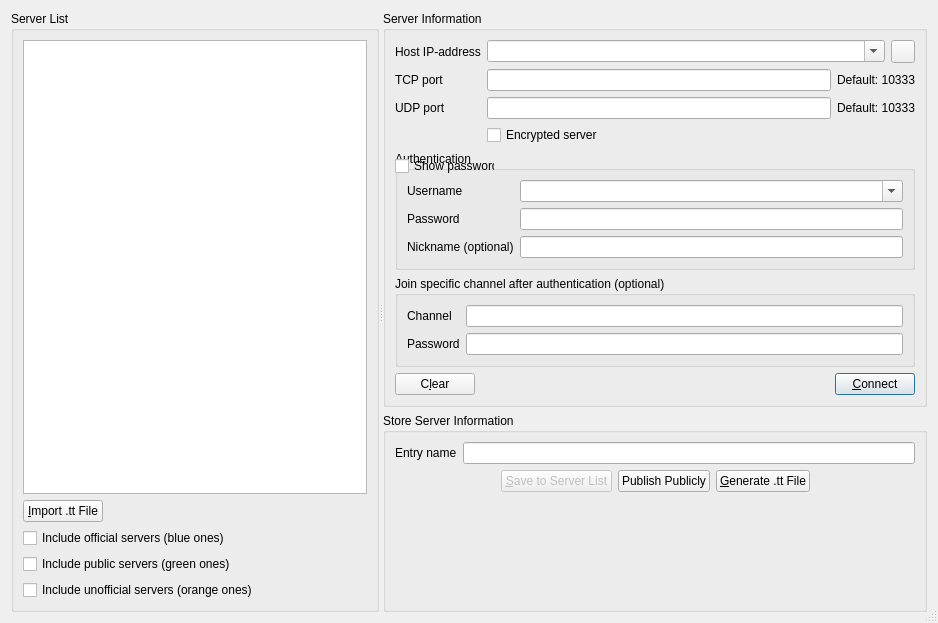
Before: the Qt Designer form Client/qtTeamTalk/serverlist.ui in BearWare/TeamTalk5, drawn with Qt 5.
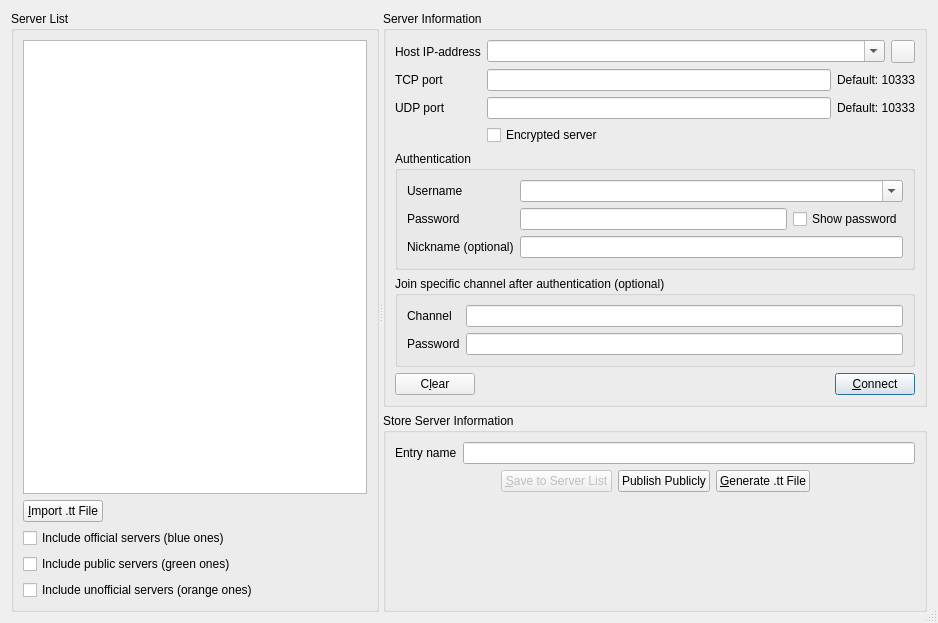
After: the same form once the commit is applied. Icons and pictures are not drawn. Custom widgets are drawn as their Qt base class.

Commit message: Fix layout for 'Show Password'

What changed in the file:
```diff
--- a/Client/qtTeamTalk/serverlist.ui
+++ b/Client/qtTeamTalk/serverlist.ui
@@ -231,18 +231,22 @@
               </widget>
              </item>
              <item row="1" column="1">
+              <layout class="QHBoxLayout" name="horizontalLayout_7">
+               <item>
               <widget class="QLineEdit" name="passwordEdit">
                <property name="echoMode">
                 <enum>QLineEdit::Password</enum>
                </property>
               </widget>
              </item>
-             <item row="1" column="2">
+               <item>
               <widget class="QCheckBox" name="passwordChkBox">
                <property name="text">
                 <string>Show password</string>
                </property>
               </widget>
+               </item>
+              </layout>
              </item>
              <item row="2" column="0">
               <widget class="QLabel" name="label_nick">
```
Left out of the diff: 6 changed lines with no effect on the pictures. Lines whose indentation alone changed are shown as unchanged.
